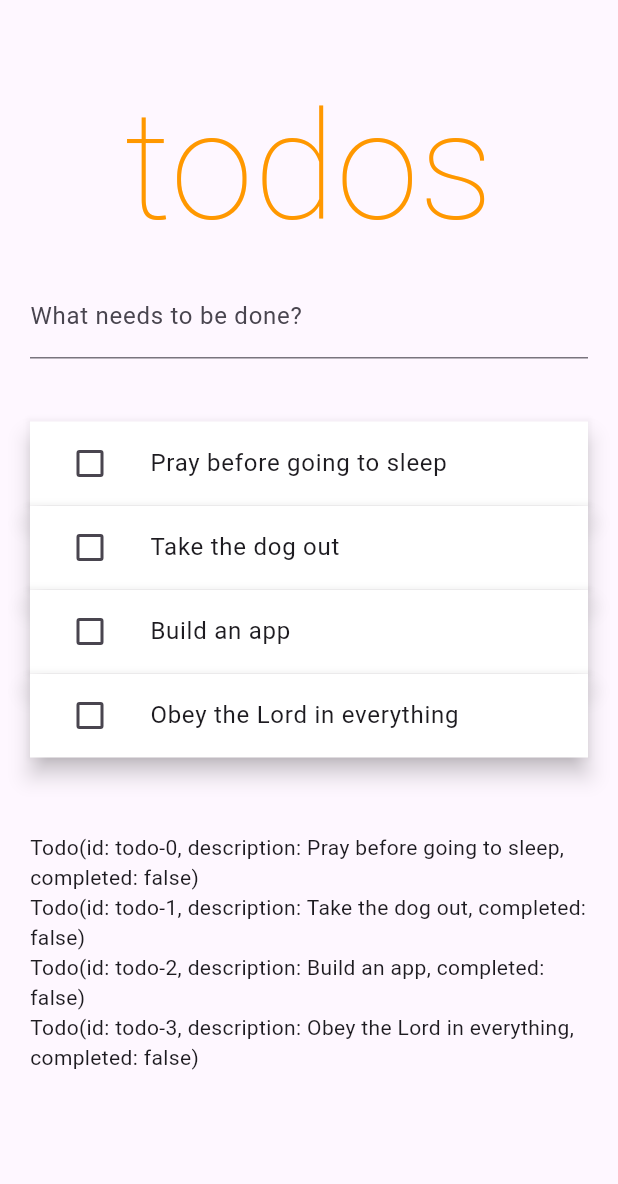
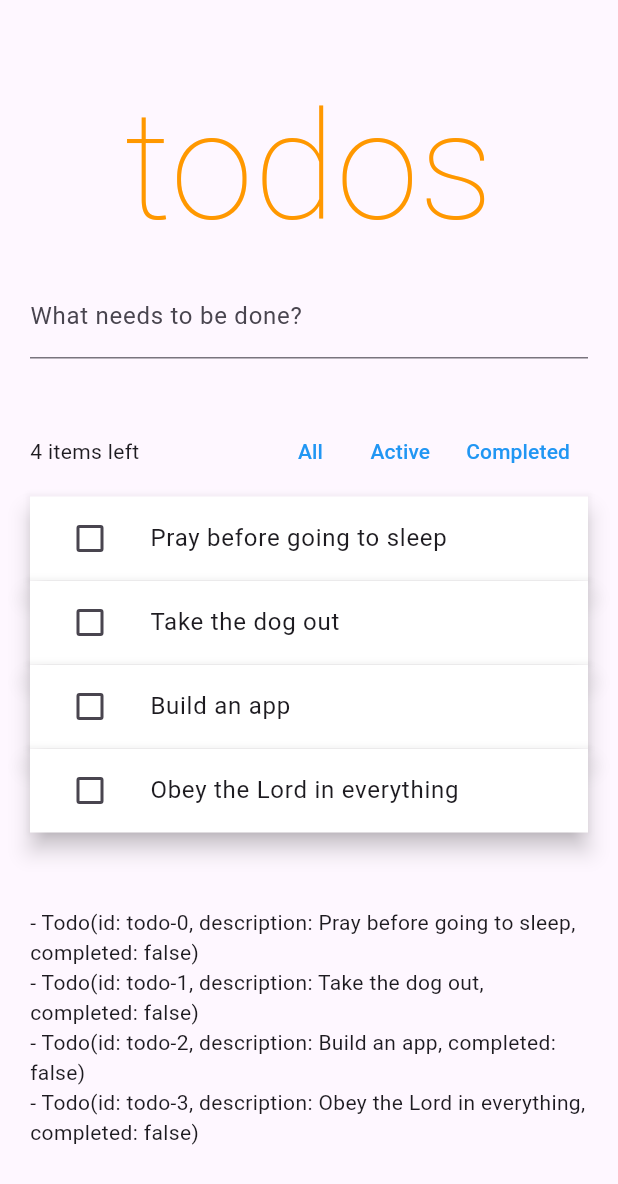
Before and after one commit to dsubiros/riverpod_todo_2_win, a Flutter app: the screen it shows after launch, on a phone screen of 412 x 824 dp. Shown: the top 1184 px of the screen. Run offline on Flutter 3.47's test engine with Material 3 defaults, Android fonts, the phone set to English and light mode, and no system bars; our stand-ins replace flutter_hooks, hooks_riverpod, riverpod, riverpod_annotation; generated files the repository leaves out were written again; Roboto replaces fonts that are missing (Helvetica Neue).

Commit message:
Building ToolbarItem

```diff
--- a/lib/main.dart
+++ b/lib/main.dart
@@ -1,7 +1,6 @@
 import 'package:flutter/material.dart';
 import 'package:flutter_hooks/flutter_hooks.dart';
 import 'package:hooks_riverpod/hooks_riverpod.dart';
-import 'package:riverpod_annotation/riverpod_annotation.dart';
 import 'package:riverpod_todo_2/src/provider.dart';
 import 'package:riverpod_todo_2/src/todo.dart';
 
@@ -12,7 +11,7 @@ class MyApp extends StatelessWidget {
 
   @override
   Widget build(BuildContext context) {
-    return MaterialApp(
+    return const MaterialApp(
       title: 'Material App',
       home: Home(),
     );
@@ -36,7 +35,8 @@ class Home extends HookConsumerWidget {
             const Tile(),
             _buildTextField(newTodoController, ref),
             const SizedBox(height: 42.0),
-            // const Toolbar(),
+            const Toolbar(),
+            const SizedBox(height: 10.0),
             ...ref.watch(filteredTodosProvider).map(
                   (todo) => Dismissible(
                     key: ValueKey(todo.id),
@@ -50,7 +50,7 @@ class Home extends HookConsumerWidget {
             const SizedBox(height: 50),
             ...ref
                 .watch(filteredTodosProvider)
-                .map((todo) => Text(todo.toString()))
+                .map((todo) => Text('- ${todo.toString()}'))
           ],
         ),
       ),
@@ -136,12 +136,69 @@ bool useItemIsFocused(FocusNode node) {
   return isFocused.value;
 }
 
-class Toolbar extends StatelessWidget {
+class Toolbar extends ConsumerWidget {
   const Toolbar({super.key});
 
   @override
+  Widget build(BuildContext context, WidgetRef ref) {
+    // final count = ref.watch(uncompletedTodosCount);
+
+    return Row(
+      mainAxisAlignment: MainAxisAlignment.spaceBetween,
+      children: [
+        Expanded(
+          child: Text('${ref.watch(uncompletedTodosCount)} items left',
+              overflow: TextOverflow.ellipsis),
+        ),
+        ToolbarItem(),
+        Tooltip(
+          key: activeTodoFilterKey,
+          message: 'Active',
+          child: TextButton(
+            onPressed: () {},
+            style: ButtonStyle(
+              visualDensity: VisualDensity.compact,
+              foregroundColor: WidgetStatePropertyAll(Colors.blue),
+            ),
+            child: const Text('Active'),
+          ),
+        ),
+        Tooltip(
+          key: completedFilterKey,
+          message: 'Completed',
+          child: TextButton(
+            onPressed: () {},
+            style: ButtonStyle(
+              visualDensity: VisualDensity.compact,
+              foregroundColor: WidgetStatePropertyAll(Colors.blue),
+            ),
+            child: const Text('Completed'),
+          ),
+        ),
+      ],
+    );
+  }
+}
+
+class ToolbarItem extends StatelessWidget {
+  const ToolbarItem({
+    super.key,
+  });
+
+  @override
   Widget build(BuildContext context) {
-    return const Placeholder();
+    return Tooltip(
+      key: allFilterKey,
+      message: 'All',
+      child: TextButton(
+        onPressed: () {},
+        style: ButtonStyle(
+          visualDensity: VisualDensity.compact,
+          foregroundColor: WidgetStatePropertyAll(Colors.blue),
+        ),
+        child: const Text('All'),
+      ),
+    );
   }
 }
 
--- a/lib/src/provider.dart
+++ b/lib/src/provider.dart
@@ -40,6 +40,9 @@ List<Todo> filteredTodos(Ref ref) {
 List<Todo> completedTodos(Ref ref) =>
     ref.watch(todoListProvider).where((todo) => todo.completed).toList();
 
-@riverpod
-int uncompletedTodosCount(Ref ref) =>
-    ref.watch(todoListProvider).where((todo) => todo.completed).length;
+// @riverpod
+// int uncompletedTodosCount(Ref ref) =>
+//     ref.watch(todoListProvider).where((todo) => !todo.completed).length;
+
+final uncompletedTodosCount = Provider<int>((ref) =>
+    ref.watch(todoListProvider).where((todo) => !todo.completed).length);
```
Also changed, not shown: lib/src/provider.g.dart.
